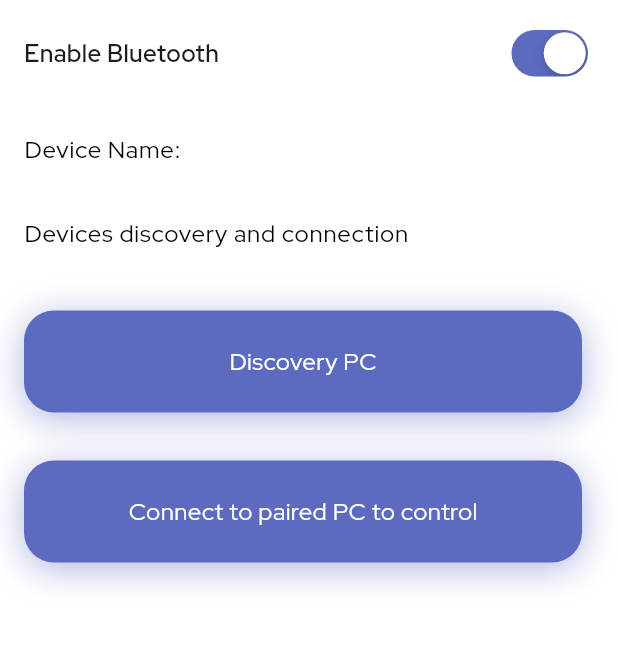
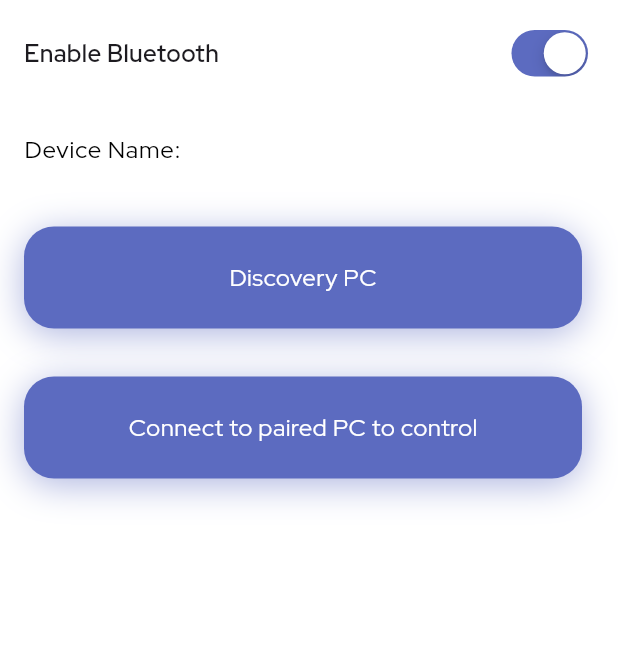
Before and after one commit to devleloper/slide_pilot_client, a Flutter app: the screen it shows after launch, on a phone screen of 412 x 824 dp, the part 84-734 px from its top. Run offline on Flutter 3.47's test engine with Material 3 defaults, Android fonts, the phone set to English and light mode, and no system bars; our stand-ins replace firebase_core, flutter_bluetooth_serial, flutter_svg, google_fonts, permission_handler, sensors_plus and 1 more; missing offline and left inert: control_pad_plus, tutorial_coach_mark; accounts and stored records are empty.

Commit message:
Added and improved features

```diff
--- a/lib/features/home/feature/home_screen.dart
+++ b/lib/features/home/feature/home_screen.dart
@@ -80,6 +80,31 @@ class _MainPage extends State<MainPage> {
   @override
   Widget build(BuildContext context) {
     return Scaffold(
+      // bottomNavigationBar: BottomAppBar(
+      //   child: Column(
+      //     children: [
+      //       Text(
+      //         'Developed by Devlet Boltaev in Blism Solutions',
+      //         style: GoogleFonts.redHatDisplay(
+      //           color: Colors.black.withOpacity(0.5),
+      //           fontSize: 12,
+      //           fontWeight: FontWeight.w600,
+      //         ),
+      //       ),
+      //       const SizedBox(
+      //         height: 16,
+      //       ),
+      //       Text(
+      //         'Version 1.0.0',
+      //         style: GoogleFonts.redHatDisplay(
+      //           color: Colors.black.withOpacity(0.5),
+      //           fontSize: 12,
+      //           fontWeight: FontWeight.w600,
+      //         ),
+      //       ),
+      //     ],
+      //   ),
+      // ),
       appBar: AppBar(
         title: Row(
           children: [
@@ -140,17 +165,17 @@ class _MainPage extends State<MainPage> {
               ),
             )),
           ),
-          Visibility(
-            visible: _bluetoothState.isEnabled,
-            child: ListTile(
-              title: Text(
-                'Devices discovery and connection',
-                style: GoogleFonts.redHatDisplay(
-                  fontSize: 16,
-                ),
-              ),
-            ),
-          ),
+          // Visibility(
+          //   visible: _bluetoothState.isEnabled,
+          //   child: ListTile(
+          //     title: Text(
+          //       'Devices discovery and connection',
+          //       style: GoogleFonts.redHatDisplay(
+          //         fontSize: 16,
+          //       ),
+          //     ),
+          //   ),
+          // ),
           const SizedBox(height: 16),
           Visibility(
             visible: _bluetoothState.isEnabled,
--- a/lib/theme/theme.dart
+++ b/lib/theme/theme.dart
@@ -81,6 +81,6 @@ class AppPresets {
   final defaultShadow = const BoxShadow(
     blurRadius: 20,
     color: Color.fromRGBO(0, 0, 0, 0.5),
-    offset: Offset(0, 5),
+    offset: Offset(0, 4),
   );
 }
```
Also changed, not shown: lib/features/remote_control/feature/remote_control_screen.dart (+3 -49 lines), 1 other file.
